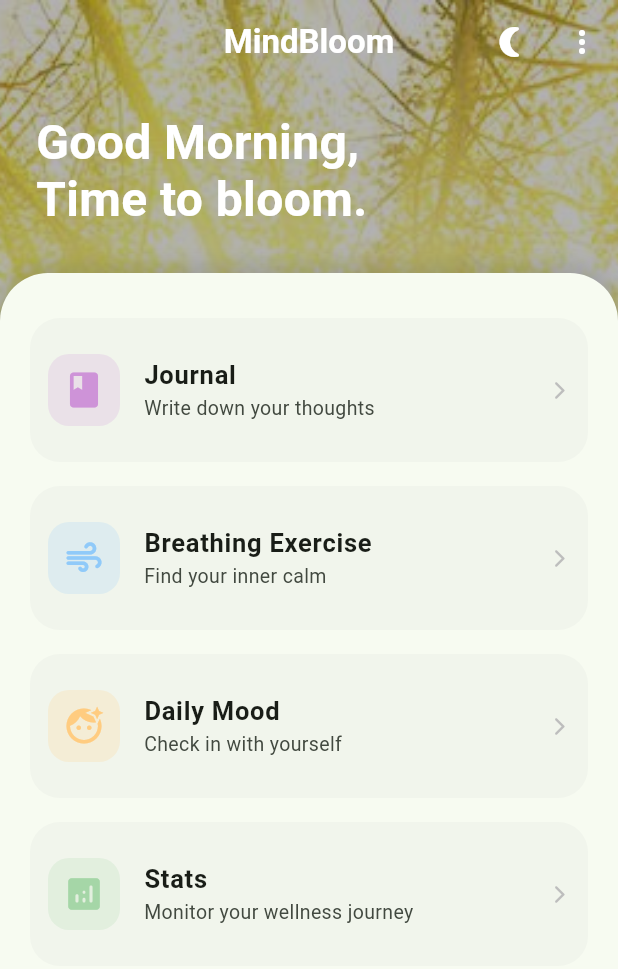
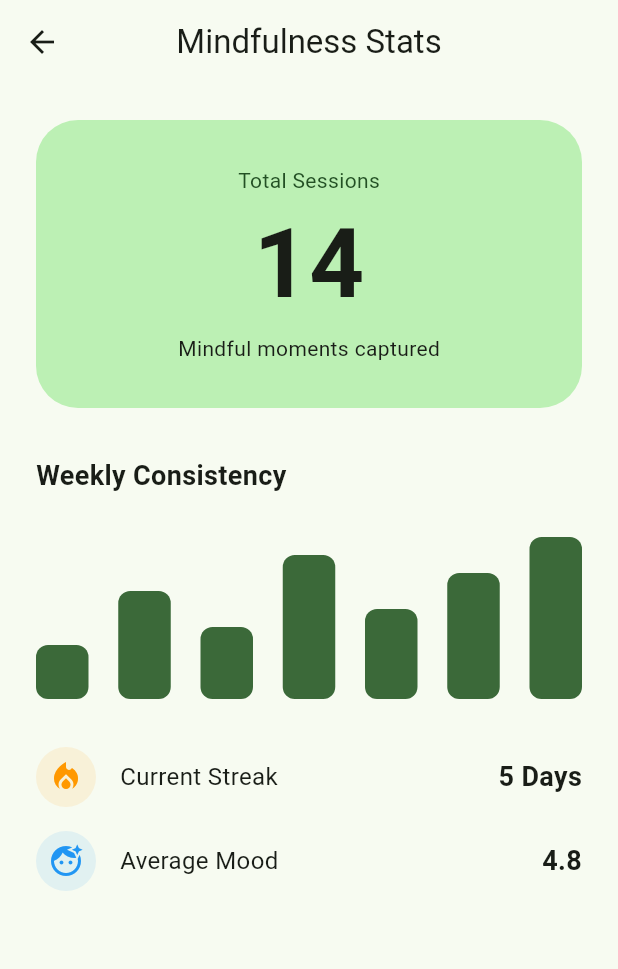
Before and after one commit to VelesW/BIP2026_MindBloom, a Flutter app: the screen it shows once a user with an empty profile is signed in, after a tap on "Stats", on a phone screen of 412 x 824 dp. Shown: the top 969 px of the screen. Run offline on Flutter 3.47's test engine with Material 3 defaults, Android fonts, the phone set to English and light mode, and no system bars; our stand-ins replace cloud_firestore, equatable, firebase_auth, firebase_core, flutter_bloc, flutter_secure_storage and 2 more; accounts and stored records are empty.

Commit message:
Stats page implementation

```diff
--- /dev/null
+++ b/mindbloom/lib/bloc/stats/stats_bloc.dart
@@ -0,0 +1,22 @@
+import 'package:flutter_bloc/flutter_bloc.dart';
+import '../../data/repositories/stats_repository.dart';
+import 'stats_event.dart';
+import 'stats_state.dart';
+
+class StatsBloc extends Bloc<StatsEvent, StatsState> {
+  final StatsRepository repository;
+
+  StatsBloc({required this.repository}) : super(StatsInitial()) {
+    on<LoadStats>(_onLoadStats);
+  }
+
+  Future<void> _onLoadStats(LoadStats event, Emitter<StatsState> emit) async {
+    emit(StatsLoading());
+    try {
+      final stats = await repository.getWellnessStats();
+      emit(StatsLoaded(stats));
+    } catch (e) {
+      emit(StatsError("Failed to fetch statistics: ${e.toString()}"));
+    }
+  }
+}
--- /dev/null
+++ b/mindbloom/lib/bloc/stats/stats_event.dart
@@ -0,0 +1,16 @@
+import 'package:equatable/equatable.dart';
+
+abstract class StatsEvent extends Equatable {
+  const StatsEvent();
+
+  @override
+  List<Object?> get props => [];
+}
+
+class LoadStats extends StatsEvent {
+  const LoadStats();
+}
+
+class RefreshStats extends StatsEvent {
+  const RefreshStats();
+}
--- /dev/null
+++ b/mindbloom/lib/bloc/stats/stats_state.dart
@@ -0,0 +1,30 @@
+import 'package:equatable/equatable.dart';
+import '../../data/models/wellness_stats.dart';
+
+abstract class StatsState extends Equatable {
+  const StatsState();
+
+  @override
+  List<Object?> get props => [];
+}
+
+class StatsInitial extends StatsState {}
+class StatsLoading extends StatsState {}
+
+class StatsLoaded extends StatsState {
+  final WellnessStats stats;
+
+  const StatsLoaded(this.stats);
+
+  @override
+  List<Object?> get props => [stats];
+}
+
+class StatsError extends StatsState {
+  final String message;
+
+  const StatsError(this.message);
+
+  @override
+  List<Object?> get props => [message];
+}
--- /dev/null
+++ b/mindbloom/lib/data/models/wellness_stats.dart
@@ -0,0 +1,18 @@
+import 'package:equatable/equatable.dart';
+
+class WellnessStats extends Equatable {
+  final int totalJournals;
+  final int currentStreak;
+  final double averageMood;
+  final List<double> weeklyActivity;
+
+  const WellnessStats({
+    required this.totalJournals,
+    required this.currentStreak,
+    required this.averageMood,
+    required this.weeklyActivity,
+  });
+
+  @override
+  List<Object> get props => [totalJournals, currentStreak, averageMood, weeklyActivity];
+}
--- /dev/null
+++ b/mindbloom/lib/data/repositories/stats_repository.dart
@@ -0,0 +1,14 @@
+import '../models/wellness_stats.dart';
+
+class StatsRepository {
+  Future<WellnessStats> getWellnessStats() async {
+    await Future.delayed(const Duration(milliseconds: 800));
+
+    return const WellnessStats(
+      totalJournals: 14,
+      currentStreak: 5,
+      averageMood: 4.8,
+      weeklyActivity: [0.3, 0.6, 0.4, 0.8, 0.5, 0.7, 0.9],
+    );
+  }
+}
--- a/mindbloom/lib/pages/my_homepage.dart
+++ b/mindbloom/lib/pages/my_homepage.dart
@@ -4,9 +4,14 @@ import '../bloc/home/wellness_home_bloc.dart';
 import '../bloc/theme/theme_bloc.dart';
 import '../bloc/theme/theme_event.dart';
 import '../bloc/theme/theme_state.dart';
-import 'profile_page.dart';
+import '../bloc/stats/stats_event.dart';
+import '../bloc/stats/stats_state.dart';
+import '../bloc/stats/stats_bloc.dart';
+import '../data/repositories/stats_repository.dart';
 import 'breathing_page.dart';
+import 'profile/profile_page.dart';
 import 'mood/mood_tracker_page.dart';
+import 'stats/stats_page.dart';
 
 class MyHomePage extends StatelessWidget {
   const MyHomePage({super.key, required this.title});
@@ -83,7 +88,7 @@ class _MyHomePageViewState extends State<_MyHomePageView> with SingleTickerProvi
             onSelected: (value) {
               if (value == 'profile') {
                 Navigator.of(context).push(
-                  MaterialPageRoute(builder: (context) => const ProfilePage()),
+                  MaterialPageRoute(builder: (context) => ProfilePage()),
                 );
               }
             },
@@ -221,7 +226,12 @@ class _MyHomePageViewState extends State<_MyHomePageView> with SingleTickerProvi
                   Navigator.push(context, MaterialPageRoute(builder: (_) =>  MoodTrackerPage()));
                   break;
                 case 3:
-                  // Navigator.push(context, MaterialPageRoute(builder: (_) => const StatsPage()));
+                  Navigator.push(context, MaterialPageRoute(builder: (_) =>  BlocProvider(
+                    create: (context) => StatsBloc(
+                      repository: StatsRepository()
+                    )..add(LoadStats()),
+                    child: const StatsPage(),
+                  )));
                   break;
               }
             },
--- a/mindbloom/lib/pages/profile_page.dart
+++ b/mindbloom/lib/pages/profile/profile_page.dart
@@ -1,8 +1,8 @@
 import 'package:flutter/material.dart';
 import 'package:flutter_bloc/flutter_bloc.dart';
-import '../bloc/auth/auth_bloc.dart';
-import '../bloc/auth/auth_event.dart';
-import '../bloc/auth/auth_state.dart';
+import 'package:mindbloom/bloc/auth/auth_bloc.dart';
+import 'package:mindbloom/bloc/auth/auth_event.dart';
+import 'package:mindbloom/bloc/auth/auth_state.dart';
 
 class ProfilePage extends StatelessWidget {
   const ProfilePage({super.key});
--- /dev/null
+++ b/mindbloom/lib/pages/stats/stats_page.dart
@@ -0,0 +1,130 @@
+import 'package:flutter/material.dart';
+import 'package:flutter_bloc/flutter_bloc.dart';
+import '../../bloc/stats/stats_bloc.dart';
+import '../../bloc/stats/stats_event.dart';
+import '../../bloc/stats/stats_state.dart';
+import '../../data/models/wellness_stats.dart';
+
+class StatsPage extends StatelessWidget {
+  const StatsPage({super.key});
+
+  @override
+  Widget build(BuildContext context) {
+    final theme = Theme.of(context);
+
+    return Scaffold(
+      appBar: AppBar(
+        title: const Text('Mindfulness Stats'),
+        centerTitle: true,
+      ),
+      body: BlocBuilder<StatsBloc, StatsState>(
+        builder: (context, state) {
+          if (state is StatsLoading) {
+            return const Center(child: CircularProgressIndicator());
+          }
+
+          if (state is StatsLoaded) {
+            return SingleChildScrollView(
+              padding: const EdgeInsets.all(24),
+              child: Column(
+                crossAxisAlignment: CrossAxisAlignment.start,
+                children: [
+                  _buildMainScore(context, state.stats),
+                  const SizedBox(height: 32),
+                  const Text(
+                    "Weekly Consistency",
+                    style: TextStyle(fontSize: 18, fontWeight: FontWeight.bold),
+                  ),
+                  const SizedBox(height: 16),
+                  _buildActivityChart(context, state.stats.weeklyActivity),
+                  const SizedBox(height: 32),
+                  _buildStatRow(
+                    context,
+                    "Current Streak",
+                    "${state.stats.currentStreak} Days",
+                    Icons.local_fire_department,
+                    Colors.orange,
+                  ),
+                  _buildStatRow(
+                    context,
+                    "Average Mood",
+                    state.stats.averageMood.toStringAsFixed(1),
+                    Icons.face_retouching_natural,
+                    Colors.blue,
+                  ),
+                ],
+              ),
+            );
+          }
+
+          return const Center(child: Text("Start journaling to see your stats!"));
+        },
+      ),
+    );
+  }
+
+  Widget _buildMainScore(BuildContext context, WellnessStats stats) {
+    return Container(
+      width: double.infinity,
+      padding: const EdgeInsets.all(30),
+      decoration: BoxDecoration(
+        color: Theme.of(context).colorScheme.primaryContainer,
+        borderRadius: BorderRadius.circular(28),
+      ),
+      child: Column(
+        children: [
+          Text(
+            "Total Sessions",
+            style: TextStyle(color: Theme.of(context).colorScheme.onPrimaryContainer),
+          ),
+          Text(
+            "${stats.totalJournals}",
+            style: const TextStyle(fontSize: 64, fontWeight: FontWeight.bold),
+          ),
+          const Text("Mindful moments captured"),
+        ],
+      ),
+    );
+  }
+
+  Widget _buildActivityChart(BuildContext context, List<double> data) {
+    return Container(
+      height: 120,
+      child: Row(
+        mainAxisAlignment: MainAxisAlignment.spaceBetween,
+        crossAxisAlignment: CrossAxisAlignment.end,
+        children: data.map((value) {
+          return Container(
+            width: 35,
+            height: 120 * value,
+            decoration: BoxDecoration(
+              color: Theme.of(context).colorScheme.primary,
+              borderRadius: BorderRadius.circular(8),
+            ),
+          );
+        }).toList(),
+      ),
+    );
+  }
+
+  Widget _buildStatRow(BuildContext context, String label, String value, IconData icon, Color color) {
+    return Padding(
+      padding: const EdgeInsets.only(bottom: 16),
+      child: Row(
+        children: [
+          CircleAvatar(
+            backgroundColor: color.withOpacity(0.1),
+            child: Icon(icon, color: color),
+          ),
+          const SizedBox(width: 16),
+          Text(label, style: const TextStyle(fontSize: 16)),
+          const Spacer(),
+          Text(
+            value,
+            style: const TextStyle(fontSize: 18, fontWeight: FontWeight.bold),
+          ),
+        ],
+      ),
+    );
+  }
+}
```
